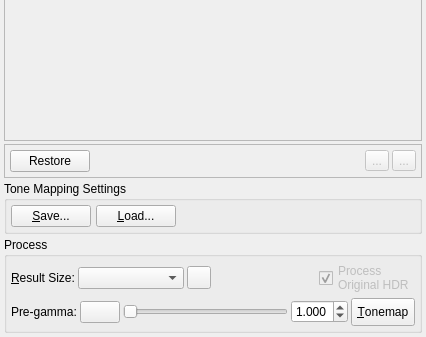
This is forms/TonemappingPanel.ui in LuminanceHDR/LuminanceHDR as Qt 5 draws it before an edit; both pictures show x 0 to 426 and y 236 to 573 of the 426 by 573 pixel window. The edited form follows.
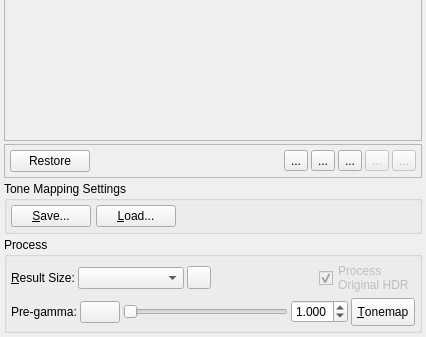
This is the edited form. Icons and pictures are not drawn.

Commit message: [TonemappingPanel]: Added sqlite db to save and retrieve parameter settings

```diff
--- a/forms/TonemappingPanel.ui
+++ b/forms/TonemappingPanel.ui
@@ -2120,6 +2120,45 @@
             </property>
            </spacer>
           </item>
+          <item>
+           <widget class="QToolButton" name="loadCommentsButton">
+            <property name="text">
+             <string>...</string>
+            </property>
+            <property name="icon">
+             <iconset resource="../icons.qrc">
+              <normaloff>:/new/prefix1/images/draganddrop.png</normaloff>:/new/prefix1/images/draganddrop.png</iconset>
+            </property>
+           </widget>
+          </item>
+          <item>
+           <widget class="QToolButton" name="loadButton">
+            <property name="toolTip">
+             <string>load saved parameters</string>
+            </property>
+            <property name="text">
+             <string>...</string>
+            </property>
+            <property name="icon">
+             <iconset resource="../icons.qrc">
+              <normaloff>:/new/prefix1/images/fileopen.png</normaloff>:/new/prefix1/images/fileopen.png</iconset>
+            </property>
+           </widget>
+          </item>
+          <item>
+           <widget class="QToolButton" name="saveButton">
+            <property name="toolTip">
+             <string>save current parameters</string>
+            </property>
+            <property name="text">
+             <string>...</string>
+            </property>
+            <property name="icon">
+             <iconset resource="../icons.qrc">
+              <normaloff>:/new/prefix1/images/filesave.png</normaloff>:/new/prefix1/images/filesave.png</iconset>
+            </property>
+           </widget>
+          </item>
           <item>
            <widget class="QToolButton" name="undoButton">
             <property name="enabled">
```
The commit also changes 10 other files.
